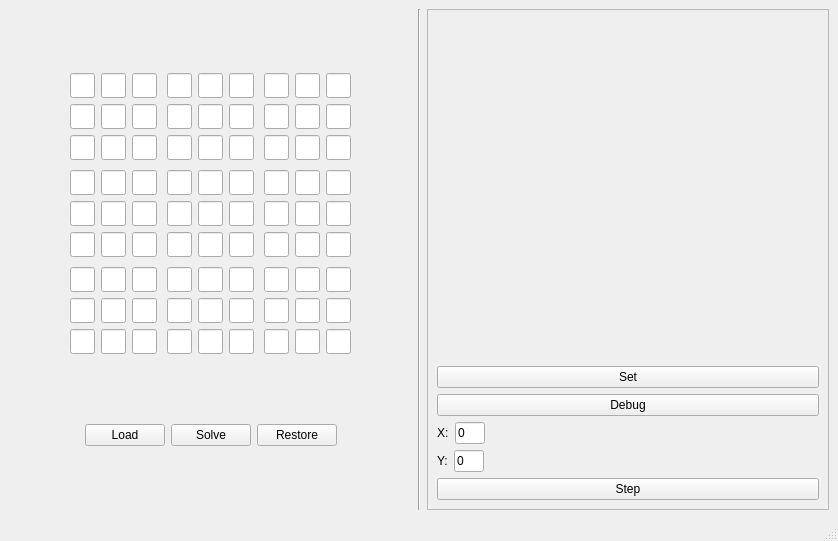
Above: mainwindow.ui from Kiria-F/sudoku-solver before the change. Below: the same form after it.
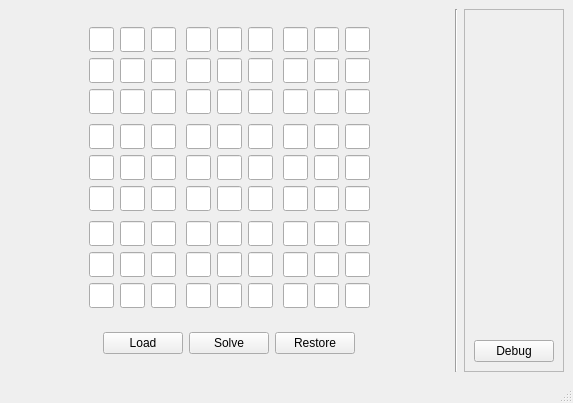
That is the form after the change.

Diff of the .ui file:
```diff
--- a/mainwindow.ui
+++ b/mainwindow.ui
@@ -6,8 +6,8 @@
    <rect>
     <x>0</x>
     <y>0</y>
-    <width>838</width>
-    <height>541</height>
+    <width>573</width>
+    <height>403</height>
    </rect>
   </property>
   <property name="sizePolicy">
@@ -2150,13 +2150,6 @@
        </item>
        <item>
         <layout class="QVBoxLayout" name="verticalLayout_3">
-         <item>
-          <widget class="QPushButton" name="pushButton_Set">
-           <property name="text">
-            <string>Set</string>
-           </property>
-          </widget>
-         </item>
          <item>
           <widget class="QPushButton" name="pushButton_Debug">
            <property name="text">
@@ -2164,93 +2157,6 @@
            </property>
           </widget>
          </item>
-         <item>
-          <layout class="QHBoxLayout" name="horizontalLayout_3">
-           <item>
-            <widget class="QLabel" name="label_Y">
-             <property name="text">
-              <string>X:</string>
-             </property>
-            </widget>
-           </item>
-           <item>
-            <widget class="QLineEdit" name="lineEdit_Y">
-             <property name="maximumSize">
-              <size>
-               <width>30</width>
-               <height>16777215</height>
-              </size>
-             </property>
-             <property name="text">
-              <string>0</string>
-             </property>
-             <property name="readOnly">
-              <bool>true</bool>
-             </property>
-            </widget>
-           </item>
-           <item>
-            <spacer name="horizontalSpacer_6">
-             <property name="orientation">
-              <enum>Qt::Horizontal</enum>
-             </property>
-             <property name="sizeHint" stdset="0">
-              <size>
-               <width>40</width>
-               <height>20</height>
-              </size>
-             </property>
-            </spacer>
-           </item>
-          </layout>
-         </item>
-         <item>
-          <layout class="QHBoxLayout" name="horizontalLayout_2">
-           <item>
-            <widget class="QLabel" name="label_X">
-             <property name="text">
-              <string>Y:</string>
-             </property>
-            </widget>
-           </item>
-           <item>
-            <widget class="QLineEdit" name="lineEdit_X">
-             <property name="maximumSize">
-              <size>
-               <width>30</width>
-               <height>16777215</height>
-              </size>
-             </property>
-             <property name="text">
-              <string>0</string>
-             </property>
-             <property name="readOnly">
-              <bool>true</bool>
-             </property>
-            </widget>
-           </item>
-           <item>
-            <spacer name="horizontalSpacer_5">
-             <property name="orientation">
-              <enum>Qt::Horizontal</enum>
-             </property>
-             <property name="sizeHint" stdset="0">
-              <size>
-               <width>40</width>
-               <height>20</height>
-              </size>
-             </property>
-            </spacer>
-           </item>
-          </layout>
-         </item>
-         <item>
-          <widget class="QPushButton" name="pushButton_Step">
-           <property name="text">
-            <string>Step</string>
-           </property>
-          </widget>
-         </item>
         </layout>
        </item>
       </layout>
```
Left out of the diff: 2 changed lines with no effect on the pictures.
